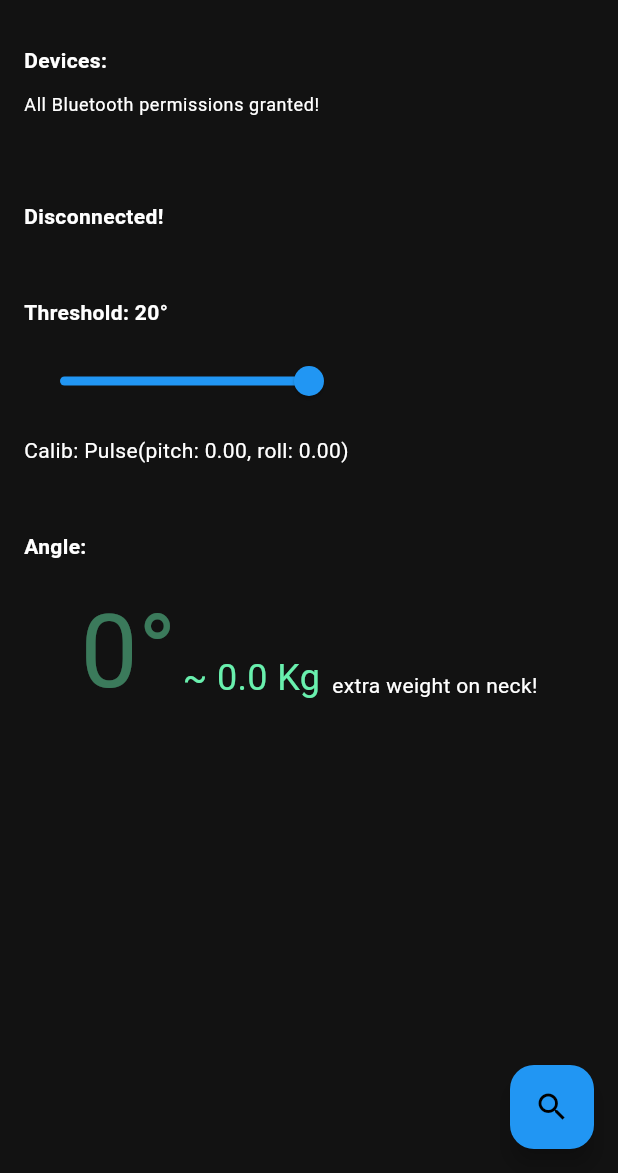
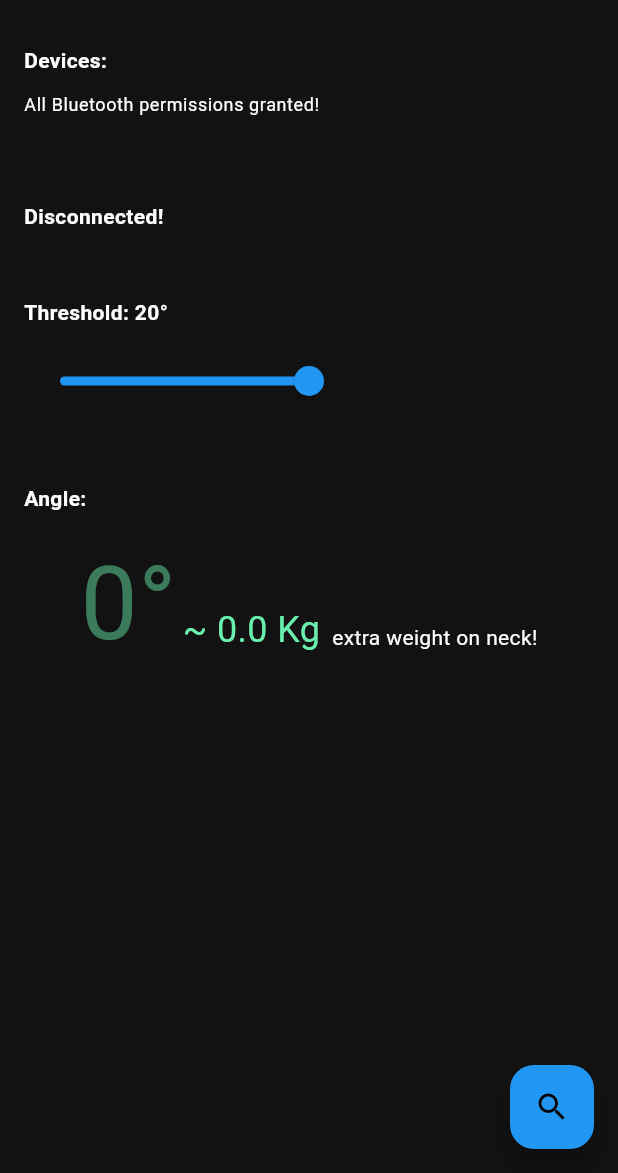
Before and after one commit to hayyaun/stabify, a Flutter app: the screen it shows after launch, on a phone screen of 412 x 824 dp, the part 63-1236 px from its top. Run offline on Flutter 3.47's test engine with Material 3 defaults, Android fonts, the phone set to English and light mode, and no system bars; our stand-ins replace audioplayers, flutter_bluetooth_serial, permission_handler.

Commit message:
fix version

```diff
--- a/lib/main.dart
+++ b/lib/main.dart
@@ -325,7 +325,6 @@ class _MyHomePageState extends State<MyHomePage> {
                   setState(() {});
                 },
               ),
-              Text('Calib: $_calib'),
               const SizedBox(height: 20),
               const Text('Angle:', style: headingStyle),
               Row(
--- a/pubspec.yaml
+++ b/pubspec.yaml
@@ -35,7 +35,10 @@ dependencies:
   # Use with the CupertinoIcons class for iOS style icons.
   cupertino_icons: ^1.0.8
   permission_handler: ^11.4.0
-  flutter_bluetooth_serial: ^0.4.0
+  flutter_bluetooth_serial:
+    git:
+      url: https://github.com/Sameetdmr/flutter_bluetooth_serial.git
+      ref: master
   audioplayers: ^6.4.0
 
 dev_dependencies:
```
Also changed, not shown: pubspec.lock, 1 other file.
